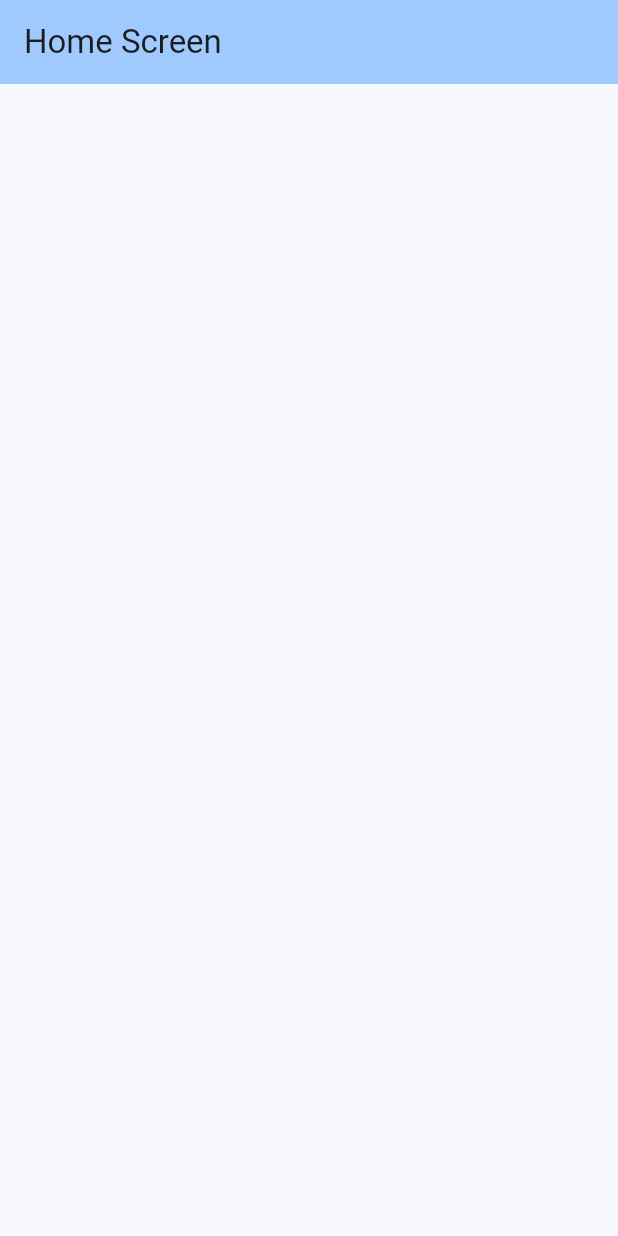
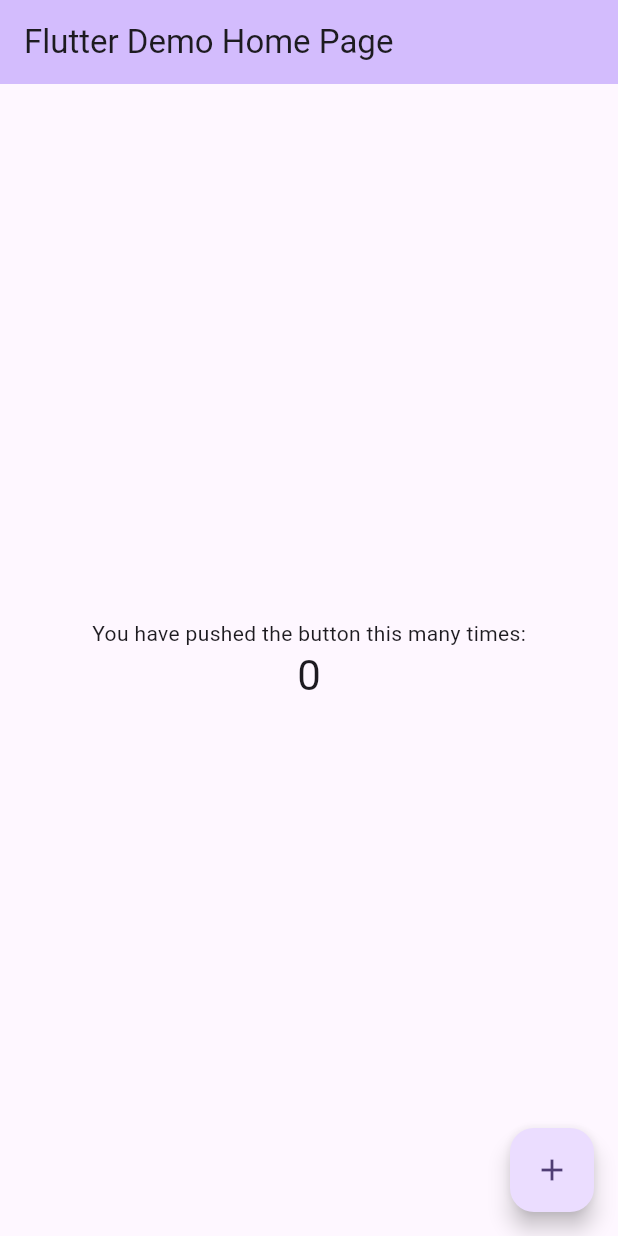
Before and after one commit to CyriacduChatenet/Todo-app-nest-flutter, a Flutter app: the screen it shows after launch, on a phone screen of 412 x 824 dp. Run offline on Flutter 3.47's test engine with Material 3 defaults, Android fonts, the phone set to English and light mode, and no system bars.

```diff
--- a/client/lib/main.dart
+++ b/client/lib/main.dart
@@ -1,6 +1,4 @@
 import 'package:flutter/material.dart';
-
-import 'package:client/screens/home_screen.dart';
 
 void main() {
   runApp(const MyApp());
@@ -14,12 +12,114 @@ class MyApp extends StatelessWidget {
   Widget build(BuildContext context) {
     return MaterialApp(
       title: 'Flutter Demo',
-      debugShowCheckedModeBanner: false,
       theme: ThemeData(
-        colorScheme: ColorScheme.fromSeed(seedColor: Colors.blue),
+        // This is the theme of your application.
+        //
+        // TRY THIS: Try running your application with "flutter run". You'll see
+        // the application has a purple toolbar. Then, without quitting the app,
+        // try changing the seedColor in the colorScheme below to Colors.green
+        // and then invoke "hot reload" (save your changes or press the "hot
+        // reload" button in a Flutter-supported IDE, or press "r" if you used
+        // the command line to start the app).
+        //
+        // Notice that the counter didn't reset back to zero; the application
+        // state is not lost during the reload. To reset the state, use hot
+        // restart instead.
+        //
+        // This works for code too, not just values: Most code changes can be
+        // tested with just a hot reload.
+        colorScheme: ColorScheme.fromSeed(seedColor: Colors.deepPurple),
         useMaterial3: true,
       ),
-      home: const HomeScreen(),
+      home: const MyHomePage(title: 'Flutter Demo Home Page'),
     );
   }
 }
+
+class MyHomePage extends StatefulWidget {
+  const MyHomePage({super.key, required this.title});
+
+  // This widget is the home page of your application. It is stateful, meaning
+  // that it has a State object (defined below) that contains fields that affect
+  // how it looks.
+
+  // This class is the configuration for the state. It holds the values (in this
+  // case the title) provided by the parent (in this case the App widget) and
+  // used by the build method of the State. Fields in a Widget subclass are
+  // always marked "final".
+
+  final String title;
+
+  @override
+  State<MyHomePage> createState() => _MyHomePageState();
+}
+
+class _MyHomePageState extends State<MyHomePage> {
+  int _counter = 0;
+
+  void _incrementCounter() {
+    setState(() {
+      // This call to setState tells the Flutter framework that something has
+      // changed in this State, which causes it to rerun the build method below
+      // so that the display can reflect the updated values. If we changed
+      // _counter without calling setState(), then the build method would not be
+      // called again, and so nothing would appear to happen.
+      _counter++;
+    });
+  }
+
+  @override
+  Widget build(BuildContext context) {
+    // This method is rerun every time setState is called, for instance as done
+    // by the _incrementCounter method above.
+    //
+    // The Flutter framework has been optimized to make rerunning build methods
+    // fast, so that you can just rebuild anything that needs updating rather
+    // than having to individually change instances of widgets.
+    return Scaffold(
+      appBar: AppBar(
+        // TRY THIS: Try changing the color here to a specific color (to
+        // Colors.amber, perhaps?) and trigger a hot reload to see the AppBar
+        // change color while the other colors stay the same.
+        backgroundColor: Theme.of(context).colorScheme.inversePrimary,
+        // Here we take the value from the MyHomePage object that was created by
+        // the App.build method, and use it to set our appbar title.
+        title: Text(widget.title),
+      ),
+      body: Center(
+        // Center is a layout widget. It takes a single child and positions it
+        // in the middle of the parent.
+        child: Column(
+          // Column is also a layout widget. It takes a list of children and
+          // arranges them vertically. By default, it sizes itself to fit its
+          // children horizontally, and tries to be as tall as its parent.
+          //
+          // Column has various properties to control how it sizes itself and
+          // how it positions its children. Here we use mainAxisAlignment to
+          // center the children vertically; the main axis here is the vertical
+          // axis because Columns are vertical (the cross axis would be
+          // horizontal).
+          //
+          // TRY THIS: Invoke "debug painting" (choose the "Toggle Debug Paint"
+          // action in the IDE, or press "p" in the console), to see the
+          // wireframe for each widget.
+          mainAxisAlignment: MainAxisAlignment.center,
+          children: <Widget>[
+            const Text(
+              'You have pushed the button this many times:',
+            ),
+            Text(
+              '$_counter',
+              style: Theme.of(context).textTheme.headlineMedium,
+            ),
+          ],
+        ),
+      ),
+      floatingActionButton: FloatingActionButton(
+        onPressed: _incrementCounter,
+        tooltip: 'Increment',
+        child: const Icon(Icons.add),
+      ), // This trailing comma makes auto-formatting nicer for build methods.
+    );
+  }
+}
--- a/client/lib/screens/home_screen.dart
+++ /dev/null
@@ -1,16 +0,0 @@
-import 'package:flutter/material.dart';
-
-class HomeScreen extends StatelessWidget {
-  const HomeScreen({super.key});
-
-  @override
-  Widget build(BuildContext context) {
-    return Scaffold(
-      appBar: AppBar(
-        title: const Text('Home Screen'),
-        backgroundColor: Theme.of(context).colorScheme.inversePrimary,
-      ),
-      body: Container(),
-    );
-  }
-}
--- a/client/pubspec.yaml
+++ b/client/pubspec.yaml
@@ -35,9 +35,6 @@ dependencies:
   # The following adds the Cupertino Icons font to your application.
   # Use with the CupertinoIcons class for iOS style icons.
   cupertino_icons: ^1.0.2
-  equatable: ^2.0.5
-  flutter_bloc: ^8.1.3
-  http: ^1.1.0
 
 dev_dependencies:
   flutter_test:
```
Also changed, not shown: client/pubspec.lock, 1 other file.
